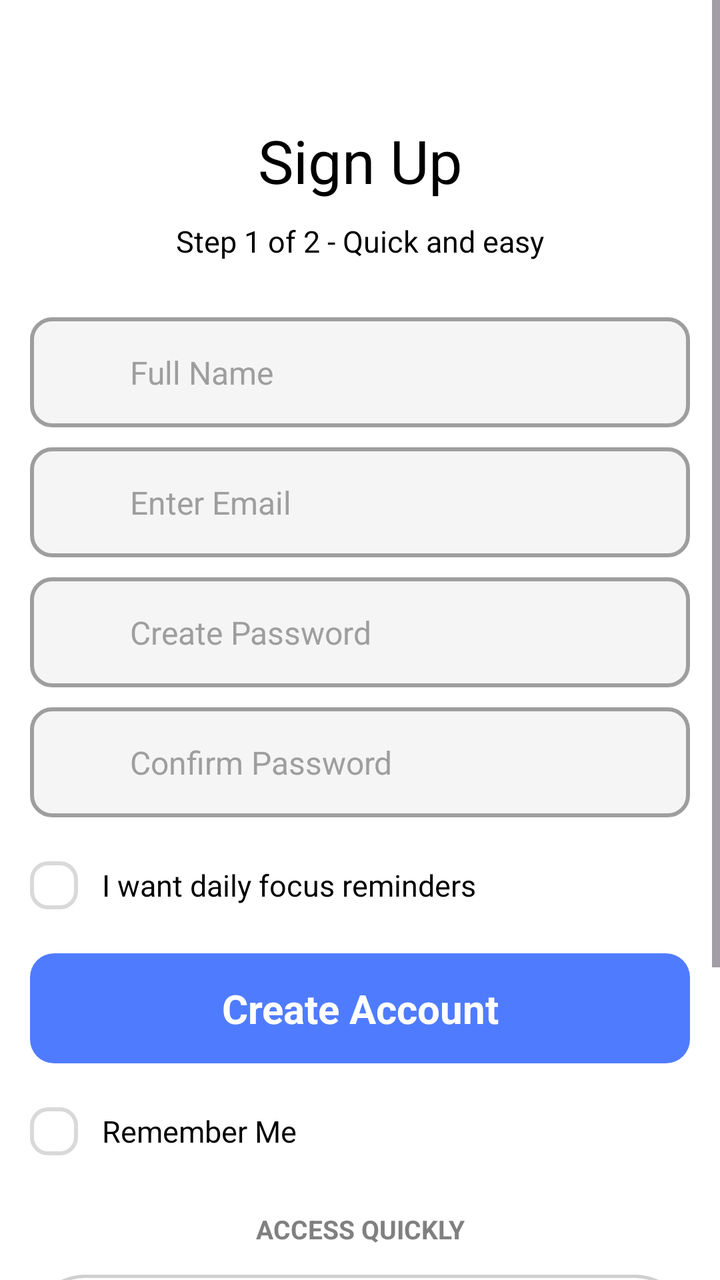
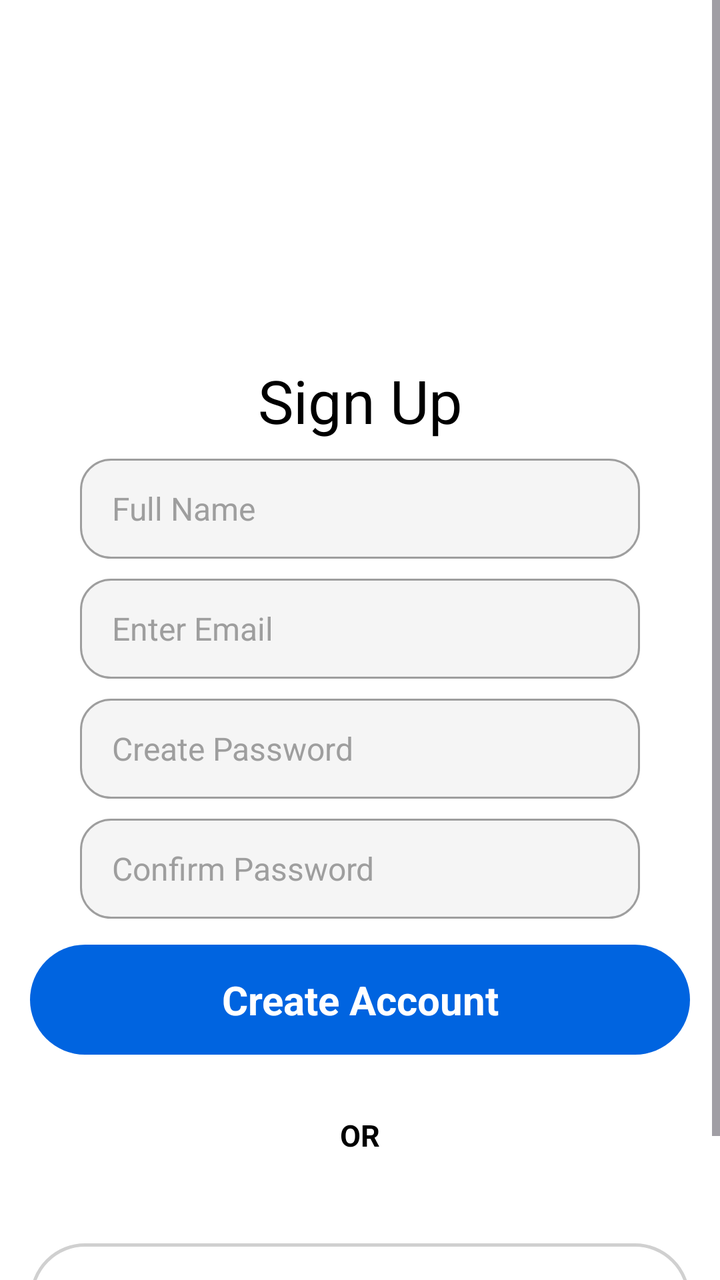

Two renders of the same Android screen: before a commit and after it. Below are the layout's source before the change and the commit's diff.
<!-- AndroidManifest.xml: application theme Theme.MyApplication -->
<!-- res/layout/activity_signup.xml -->
<?xml version="1.0" encoding="utf-8"?>
<ScrollView xmlns:android="http://schemas.android.com/apk/res/android"
    xmlns:app="http://schemas.android.com/apk/res-auto"
    xmlns:tools="http://schemas.android.com/tools"
    android:layout_width="match_parent"
    android:layout_height="match_parent"
    android:fillViewport="true">

<androidx.constraintlayout.widget.ConstraintLayout xmlns:android="http://schemas.android.com/apk/res/android"
    android:layout_width="match_parent"
    android:layout_height="wrap_content"
    xmlns:app="http://schemas.android.com/apk/res-auto"
    xmlns:tools="http://schemas.android.com/tools"
    android:background="@color/white"
    tools:context=".SignupActivity">


    

    <TextView
        android:layout_width="wrap_content"
        android:layout_height="wrap_content"
        android:id="@+id/signup_text"
        android:text="Sign Up"
        android:textSize="30sp"

        android:textColor="@color/black"
        android:layout_marginTop="60dp"
        app:layout_constraintEnd_toEndOf="parent"
        app:layout_constraintTop_toTopOf="parent"
        app:layout_constraintStart_toStartOf="parent"/>

    <TextView
        android:layout_width="wrap_content"
        android:layout_height="wrap_content"
        android:id="@+id/signup_below_text"
        android:text="Step 1 of 2 - Quick and easy"
        android:textSize="15sp"
        android:textColor="@color/black"
        app:layout_constraintTop_toBottomOf="@id/signup_text"
        app:layout_constraintEnd_toEndOf="parent"
        app:layout_constraintStart_toStartOf="parent"
        android:layout_marginTop="10dp"/>

    <RelativeLayout
        android:id="@+id/signup_box1"
        android:layout_width="330dp"
        android:layout_height="55dp"
        android:background="@drawable/signup_edittext_bg"
        android:layout_marginTop="28dp"
        app:layout_constraintTop_toBottomOf="@id/signup_below_text"
        app:layout_constraintStart_toStartOf="parent"
        app:layout_constraintEnd_toEndOf="parent">

        

        <ImageView
            android:id="@+id/name_icon"
            android:layout_width="22dp"
            android:layout_height="22dp"
            android:layout_centerVertical="true"
            android:layout_marginStart="14dp"/>



        

        <EditText
            android:id="@+id/full_name"
            android:layout_width="match_parent"
            android:layout_height="match_parent"
            android:hint="Full Name"
            android:textSize="16sp"
            android:textColor="@color/black"
            android:textColorHint="#9E9E9E"
            android:background="@android:color/transparent"
            android:paddingStart="50dp"
            android:paddingEnd="12dp"/>

    </RelativeLayout>

    <RelativeLayout
        android:id="@+id/signup_box2"
        android:layout_width="330dp"
        android:layout_height="55dp"
        android:background="@drawable/signup_edittext_bg"
        android:layout_marginTop="10dp"
        app:layout_constraintTop_toBottomOf="@id/signup_box1"
        app:layout_constraintStart_toStartOf="parent"
        app:layout_constraintEnd_toEndOf="parent">

        

        <ImageView
            android:id="@+id/phone_number_icon"
            android:layout_width="22dp"
            android:layout_height="22dp"
            android:layout_centerVertical="true"
            android:layout_marginStart="14dp"/>

        

        

        <EditText
            android:id="@+id/Enter_Email"
            android:layout_width="match_parent"
            android:layout_height="match_parent"
            android:hint="Enter Email"
            android:textSize="16sp"
            android:textColor="@color/black"
            android:textColorHint="#9E9E9E"
            android:background="@android:color/transparent"
            android:paddingStart="50dp"
            android:paddingEnd="12dp"/>

    </RelativeLayout>

    <RelativeLayout
        android:id="@+id/signup_box3"
        android:layout_width="330dp"
        android:layout_height="55dp"
        android:background="@drawable/signup_edittext_bg"
        android:layout_marginTop="10dp"
        app:layout_constraintTop_toBottomOf="@id/signup_box2"
        app:layout_constraintStart_toStartOf="parent"
        app:layout_constraintEnd_toEndOf="parent">

        

        <ImageView
            android:id="@+id/create_password_icon"
            android:layout_width="22dp"
            android:layout_height="22dp"
            android:layout_centerVertical="true"
            android:layout_marginStart="14dp"/>

        

        

        <EditText
            android:id="@+id/create_password"
            android:layout_width="match_parent"
            android:layout_height="match_parent"
            android:hint="Create Password"
            android:textSize="16sp"
            android:textColor="@color/black"
            android:textColorHint="#9E9E9E"
            android:background="@android:color/transparent"
            android:paddingStart="50dp"
            android:paddingEnd="12dp"/>

    </RelativeLayout>

    <RelativeLayout
        android:id="@+id/signup_box4"
        android:layout_width="330dp"
        android:layout_height="55dp"
        android:background="@drawable/signup_edittext_bg"
        android:layout_marginTop="10dp"
        app:layout_constraintTop_toBottomOf="@id/signup_box3"
        app:layout_constraintStart_toStartOf="parent"
        app:layout_constraintEnd_toEndOf="parent">

        

        <ImageView
            android:id="@+id/confirm_password_icon"
            android:layout_width="22dp"
            android:layout_height="22dp"
            android:layout_centerVertical="true"
            android:layout_marginStart="14dp"/>

        

        

        <EditText
            android:id="@+id/confirm_password"
            android:layout_width="match_parent"
            android:layout_height="match_parent"
            android:hint="Confirm Password"
            android:textSize="16sp"
            android:textColor="@color/black"
            android:textColorHint="#9E9E9E"
            android:background="@android:color/transparent"
            android:paddingStart="50dp"
            android:paddingEnd="12dp"/>

    </RelativeLayout>

    <RelativeLayout
        android:id="@+id/reminder_box"
        android:layout_width="330dp"
        android:layout_height="40dp"
        android:layout_marginTop="14dp"
        app:layout_constraintTop_toBottomOf="@id/signup_box4"
        app:layout_constraintStart_toStartOf="parent"
        app:layout_constraintEnd_toEndOf="parent">

        

        <TextView
            android:id="@+id/reminder_select"
            android:layout_width="24dp"
            android:layout_height="24dp"
            android:background="@drawable/signup_reminder_box_bg"
            android:layout_centerVertical="true"/>

        

        <TextView
            android:id="@+id/reminder_text"
            android:layout_width="wrap_content"
            android:layout_height="wrap_content"
            android:text="I want daily focus reminders"
            android:textSize="15sp"
            android:textColor="@color/black"
            android:layout_centerVertical="true"
            android:layout_marginStart="12dp"
            android:layout_toEndOf="@id/reminder_select"/>

    </RelativeLayout>

    <RelativeLayout
        android:id="@+id/signup_box5"
        android:layout_width="330dp"
        android:layout_height="55dp"
        android:layout_marginTop="14dp"
        app:layout_constraintTop_toBottomOf="@id/reminder_box"
        app:layout_constraintStart_toStartOf="parent"
        app:layout_constraintEnd_toEndOf="parent">


        <TextView
            android:id="@+id/create_account"
            android:layout_width="330dp"
            android:layout_height="55dp"
            android:text="Create Account"
            android:textSize="20sp"
            android:textStyle="bold"
            android:textColor="@android:color/white"
            android:gravity="center"
            android:background="@drawable/signup_button_bg"/>

    </RelativeLayout>

    <RelativeLayout
        android:id="@+id/remember_me_box"
        android:layout_width="330dp"
        android:layout_height="40dp"
        android:layout_marginTop="14dp"
        app:layout_constraintTop_toBottomOf="@id/signup_box5"
        app:layout_constraintStart_toStartOf="parent"
        app:layout_constraintEnd_toEndOf="parent">

        

        <TextView
            android:id="@+id/remember_me"
            android:layout_width="24dp"
            android:layout_height="24dp"
            android:background="@drawable/signup_reminder_box_bg"
            android:layout_centerVertical="true"/>

        

        <TextView
            android:id="@+id/remember_me_text"
            android:layout_width="wrap_content"
            android:layout_height="wrap_content"
            android:text="Remember Me"
            android:textSize="15sp"
            android:textColor="@color/black"
            android:layout_centerVertical="true"
            android:layout_marginStart="12dp"
            android:layout_toEndOf="@id/remember_me"/>

    </RelativeLayout>


    <TextView
        android:id="@+id/access_quickly_text"
        android:layout_width="wrap_content"
        android:layout_height="wrap_content"
        android:text="ACCESS QUICKLY"
        android:textSize="13sp"
        android:textStyle="bold"
        android:textColor="#808080"
        android:layout_marginTop="20dp"
        app:layout_constraintTop_toBottomOf="@id/remember_me_box"
        app:layout_constraintStart_toStartOf="parent"
        app:layout_constraintEnd_toEndOf="parent"/>


    <RelativeLayout
        android:id="@+id/google_signup_box"
        android:layout_width="330dp"
        android:layout_height="55dp"
        android:layout_marginTop="14dp"
        android:background="@drawable/google_signup_bg"
        app:layout_constraintTop_toBottomOf="@id/access_quickly_text"
        app:layout_constraintStart_toStartOf="parent"
        app:layout_constraintEnd_toEndOf="parent">

        









        

        <TextView
            android:id="@+id/google_signup_text"
            android:layout_width="wrap_content"
            android:layout_height="wrap_content"
            android:text="Sign in with Google"
            android:textSize="16sp"
            android:textStyle="bold"
            android:textColor="@color/black"
            android:layout_centerInParent="true"/>

    </RelativeLayout>


    <LinearLayout
        android:id="@+id/login_layout"
        android:layout_width="wrap_content"
        android:layout_height="wrap_content"
        android:orientation="horizontal"
        android:layout_marginTop="20dp"
        app:layout_constraintTop_toBottomOf="@id/google_signup_box"
        app:layout_constraintStart_toStartOf="parent"
        app:layout_constraintEnd_toEndOf="parent">

        <TextView
            android:layout_width="wrap_content"
            android:layout_height="wrap_content"
            android:text="Already have an account? "
            android:textSize="18sp"
            android:textColor="@color/black" />

        <TextView
            android:id="@+id/login_text"
            android:layout_width="wrap_content"
            android:layout_height="wrap_content"
            android:text="Log In"
            android:textSize="18sp"
            android:textStyle="bold"
            android:textColor="#4F7CFF" />

    </LinearLayout>


    <TextView
        android:id="@+id/privacy_text"
        android:layout_width="280dp"
        android:layout_height="wrap_content"
        android:text="We respect your privacy"
        android:textSize="15sp"
        android:textColor="#5B7BE3"
        android:gravity="center"
        android:layout_marginTop="10dp"
        app:layout_constraintTop_toBottomOf="@id/login_layout"
        app:layout_constraintStart_toStartOf="parent"
        app:layout_constraintEnd_toEndOf="parent" />


    <View
        android:layout_width="match_parent"
        android:layout_height="80dp"
        app:layout_constraintTop_toBottomOf="@id/privacy_text"/>


</androidx.constraintlayout.widget.ConstraintLayout>

</ScrollView>
<!-- resources referenced by this layout -->
<resources>
  <color name="black">#000000</color>
  <color name="white">#FFFFFFFF</color>
  <!-- drawable google_signup_bg (drawable) -->
  <?xml version="1.0" encoding="utf-8"?>
  <shape xmlns:android="http://schemas.android.com/apk/res/android"
      android:shape="rectangle">
  
  
      <solid android:color="@android:color/white"/>
  
      <stroke
          android:width="1.5dp"
          android:color="#D0D0D0"/>
  
      <corners android:radius="28dp"/>
  
  
  
  </shape>
  <!-- drawable signup_button_bg (drawable) -->
  <?xml version="1.0" encoding="utf-8"?>
  <shape xmlns:android="http://schemas.android.com/apk/res/android"
      android:shape="rectangle">
  
      <solid android:color="#4F7CFF"/>
  
      <corners android:radius="12dp"/>
  
  </shape>
  <!-- drawable signup_edittext_bg (drawable) -->
  <?xml version="1.0" encoding="utf-8"?>
  <shape xmlns:android="http://schemas.android.com/apk/res/android">
  
      <solid android:color="#F5F5F5"/>
  
      <stroke
          android:width="2dp"
          android:color="#9E9E9E"/>
  
      <corners android:radius="10dp"/>
  
  </shape>
  <!-- drawable signup_reminder_box_bg (drawable) -->
  <?xml version="1.0" encoding="utf-8"?>
  <shape xmlns:android="http://schemas.android.com/apk/res/android">
  
  
      <solid android:color="@android:color/white"/>
  
      <stroke
          android:width="2dp"
          android:color="@color/Circle_bg_Color"/>
  
      <corners android:radius="8dp"/>
  
  </shape>
  <style name="Theme.MyApplication" parent="Base.Theme.MyApplication" />
  <color name="Circle_bg_Color">#D9D9D9</color>
  <style name="Base.Theme.MyApplication" parent="Theme.Material3.DayNight.NoActionBar">
          
  
          <item name="android:statusBarColor">@android:color/white</item>
          <item name="android:windowLightStatusBar">true</item>
  
  
      </style>
</resources>

<!-- the commit's change to res/layout/activity_signup.xml (unified diff, before → after) -->
@@ -25,41 +25,41 @@
         android:textSize="30sp"
 
         android:textColor="@color/black"
-        android:layout_marginTop="60dp"
+        android:layout_marginTop="180dp"
         app:layout_constraintEnd_toEndOf="parent"
         app:layout_constraintTop_toTopOf="parent"
         app:layout_constraintStart_toStartOf="parent"/>
 
-    <TextView
-        android:layout_width="wrap_content"
-        android:layout_height="wrap_content"
-        android:id="@+id/signup_below_text"
-        android:text="Step 1 of 2 - Quick and easy"
-        android:textSize="15sp"
-        android:textColor="@color/black"
+
+
+
+
+
+
+
+
+
+
+
+
+    <RelativeLayout
+        android:id="@+id/signup_box1"
+        android:layout_width="280dp"
+        android:layout_height="50dp"
+        android:background="@drawable/signup_edittext_bg"
+        android:layout_marginTop="9dp"
         app:layout_constraintTop_toBottomOf="@id/signup_text"
-        app:layout_constraintEnd_toEndOf="parent"
-        app:layout_constraintStart_toStartOf="parent"
-        android:layout_marginTop="10dp"/>
-
-    <RelativeLayout
-        android:id="@+id/signup_box1"
-        android:layout_width="330dp"
-        android:layout_height="55dp"
-        android:background="@drawable/signup_edittext_bg"
-        android:layout_marginTop="28dp"
-        app:layout_constraintTop_toBottomOf="@id/signup_below_text"
-        app:layout_constraintStart_toStartOf="parent"
-        app:layout_constraintEnd_toEndOf="parent">
-
-        
-
-        <ImageView
-            android:id="@+id/name_icon"
-            android:layout_width="22dp"
-            android:layout_height="22dp"
-            android:layout_centerVertical="true"
-            android:layout_marginStart="14dp"/>
+        app:layout_constraintStart_toStartOf="parent"
+        app:layout_constraintEnd_toEndOf="parent">
+
+        
+
+
+
+
+
+
+
 
 
 
@@ -74,15 +74,15 @@
             android:textColor="@color/black"
             android:textColorHint="#9E9E9E"
             android:background="@android:color/transparent"
-            android:paddingStart="50dp"
+            android:paddingStart="16dp"
             android:paddingEnd="12dp"/>
 
     </RelativeLayout>
 
     <RelativeLayout
         android:id="@+id/signup_box2"
-        android:layout_width="330dp"
-        android:layout_height="55dp"
+        android:layout_width="280dp"
+        android:layout_height="50dp"
         android:background="@drawable/signup_edittext_bg"
         android:layout_marginTop="10dp"
         app:layout_constraintTop_toBottomOf="@id/signup_box1"
@@ -91,12 +91,12 @@
 
         
 
-        <ImageView
-            android:id="@+id/phone_number_icon"
-            android:layout_width="22dp"
-            android:layout_height="22dp"
-            android:layout_centerVertical="true"
-            android:layout_marginStart="14dp"/>
+
+
+
+
+
+
 
         
 
@@ -111,15 +111,15 @@
             android:textColor="@color/black"
             android:textColorHint="#9E9E9E"
             android:background="@android:color/transparent"
-            android:paddingStart="50dp"
+            android:paddingStart="16dp"
             android:paddingEnd="12dp"/>
 
     </RelativeLayout>
 
     <RelativeLayout
         android:id="@+id/signup_box3"
-        android:layout_width="330dp"
-        android:layout_height="55dp"
+        android:layout_width="280dp"
+        android:layout_height="50dp"
         android:background="@drawable/signup_edittext_bg"
         android:layout_marginTop="10dp"
         app:layout_constraintTop_toBottomOf="@id/signup_box2"
@@ -128,12 +128,12 @@
 
         
 
-        <ImageView
-            android:id="@+id/create_password_icon"
-            android:layout_width="22dp"
-            android:layout_height="22dp"
-            android:layout_centerVertical="true"
-            android:layout_marginStart="14dp"/>
+
+
+
+
+
+
 
         
 
@@ -148,15 +148,15 @@
             android:textColor="@color/black"
             android:textColorHint="#9E9E9E"
             android:background="@android:color/transparent"
-            android:paddingStart="50dp"
+            android:paddingStart="16dp"
             android:paddingEnd="12dp"/>
 
     </RelativeLayout>
 
     <RelativeLayout
         android:id="@+id/signup_box4"
-        android:layout_width="330dp"
-        android:layout_height="55dp"
+        android:layout_width="280dp"
+        android:layout_height="50dp"
         android:background="@drawable/signup_edittext_bg"
         android:layout_marginTop="10dp"
         app:layout_constraintTop_toBottomOf="@id/signup_box3"
@@ -165,12 +165,12 @@
 
         
 
-        <ImageView
-            android:id="@+id/confirm_password_icon"
-            android:layout_width="22dp"
-            android:layout_height="22dp"
-            android:layout_centerVertical="true"
-            android:layout_marginStart="14dp"/>
+
+
+
+
+
+
 
         
 
@@ -185,50 +185,50 @@
             android:textColor="@color/black"
             android:textColorHint="#9E9E9E"
             android:background="@android:color/transparent"
-            android:paddingStart="50dp"
+            android:paddingStart="16dp"
             android:paddingEnd="12dp"/>
 
     </RelativeLayout>
 
-    <RelativeLayout
-        android:id="@+id/reminder_box"
-        android:layout_width="330dp"
-        android:layout_height="40dp"
-        android:layout_marginTop="14dp"
-        app:layout_constraintTop_toBottomOf="@id/signup_box4"
-        app:layout_constraintStart_toStartOf="parent"
-        app:layout_constraintEnd_toEndOf="parent">
-
-        
-
-        <TextView
-            android:id="@+id/reminder_select"
-            android:layout_width="24dp"
-            android:layout_height="24dp"
-            android:background="@drawable/signup_reminder_box_bg"
-            android:layout_centerVertical="true"/>
-
-        
-
-        <TextView
-            android:id="@+id/reminder_text"
-            android:layout_width="wrap_content"
-            android:layout_height="wrap_content"
-            android:text="I want daily focus reminders"
-            android:textSize="15sp"
-            android:textColor="@color/black"
-            android:layout_centerVertical="true"
-            android:layout_marginStart="12dp"
-            android:layout_toEndOf="@id/reminder_select"/>
-
-    </RelativeLayout>
+
+
+
+
+
+
+
+
+
+
+
+
+
+
+
+
+
+
+
+
+
+
+
+
+
+
+
+
+
+
+
+
 
     <RelativeLayout
         android:id="@+id/signup_box5"
         android:layout_width="330dp"
         android:layout_height="55dp"
-        android:layout_marginTop="14dp"
-        app:layout_constraintTop_toBottomOf="@id/reminder_box"
+        android:layout_marginTop="13dp"
+        app:layout_constraintTop_toBottomOf="@id/signup_box4"
         app:layout_constraintStart_toStartOf="parent"
         app:layout_constraintEnd_toEndOf="parent">
 
@@ -246,50 +246,19 @@
 
     </RelativeLayout>
 
-    <RelativeLayout
-        android:id="@+id/remember_me_box"
-        android:layout_width="330dp"
-        android:layout_height="40dp"
-        android:layout_marginTop="14dp"
-        app:layout_constraintTop_toBottomOf="@id/signup_box5"
-        app:layout_constraintStart_toStartOf="parent"
-        app:layout_constraintEnd_toEndOf="parent">
-
-        
-
-        <TextView
-            android:id="@+id/remember_me"
-            android:layout_width="24dp"
-            android:layout_height="24dp"
-            android:background="@drawable/signup_reminder_box_bg"
-            android:layout_centerVertical="true"/>
-
-        
-
-        <TextView
-            android:id="@+id/remember_me_text"
-            android:layout_width="wrap_content"
-            android:layout_height="wrap_content"
-            android:text="Remember Me"
-            android:textSize="15sp"
-            android:textColor="@color/black"
-            android:layout_centerVertical="true"
-            android:layout_marginStart="12dp"
-            android:layout_toEndOf="@id/remember_me"/>
-
-    </RelativeLayout>
+
 
 
     <TextView
         android:id="@+id/access_quickly_text"
         android:layout_width="wrap_content"
         android:layout_height="wrap_content"
-        android:text="ACCESS QUICKLY"
-        android:textSize="13sp"
+        android:text="OR"
+        android:textSize="15sp"
         android:textStyle="bold"
-        android:textColor="#808080"
-        android:layout_marginTop="20dp"
-        app:layout_constraintTop_toBottomOf="@id/remember_me_box"
+        android:textColor="@color/black"
+        android:layout_marginTop="30dp"
+        app:layout_constraintTop_toBottomOf="@id/signup_box5"
         app:layout_constraintStart_toStartOf="parent"
         app:layout_constraintEnd_toEndOf="parent"/>
 
@@ -298,7 +267,7 @@
         android:id="@+id/google_signup_box"
         android:layout_width="330dp"
         android:layout_height="55dp"
-        android:layout_marginTop="14dp"
+        android:layout_marginTop="44dp"
         android:background="@drawable/google_signup_bg"
         app:layout_constraintTop_toBottomOf="@id/access_quickly_text"
         app:layout_constraintStart_toStartOf="parent"
@@ -358,24 +327,10 @@
     </LinearLayout>
 
 
-    <TextView
-        android:id="@+id/privacy_text"
-        android:layout_width="280dp"
-        android:layout_height="wrap_content"
-        android:text="We respect your privacy"
-        android:textSize="15sp"
-        android:textColor="#5B7BE3"
-        android:gravity="center"
-        android:layout_marginTop="10dp"
-        app:layout_constraintTop_toBottomOf="@id/login_layout"
-        app:layout_constraintStart_toStartOf="parent"
-        app:layout_constraintEnd_toEndOf="parent" />
-
-
-    <View
-        android:layout_width="match_parent"
-        android:layout_height="80dp"
-        app:layout_constraintTop_toBottomOf="@id/privacy_text"/>
+
+
+
+
 
 
 </androidx.constraintlayout.widget.ConstraintLayout>
<!-- resource entries referenced after the edit -->
@@ -24,9 +24,9 @@
   <shape xmlns:android="http://schemas.android.com/apk/res/android"
       android:shape="rectangle">
   
-      <solid android:color="#4F7CFF"/>
+      <solid android:color="#0064e0"/>
   
-      <corners android:radius="12dp"/>
+      <corners android:radius="28dp"/>
   
   </shape>
   <!-- drawable signup_edittext_bg (drawable) -->
@@ -36,28 +36,13 @@
       <solid android:color="#F5F5F5"/>
   
       <stroke
-          android:width="2dp"
+          android:width="1.1dp"
           android:color="#9E9E9E"/>
   
-      <corners android:radius="10dp"/>
-  
-  </shape>
-  <!-- drawable signup_reminder_box_bg (drawable) -->
-  <?xml version="1.0" encoding="utf-8"?>
-  <shape xmlns:android="http://schemas.android.com/apk/res/android">
-  
-  
-      <solid android:color="@android:color/white"/>
-  
-      <stroke
-          android:width="2dp"
-          android:color="@color/Circle_bg_Color"/>
-  
-      <corners android:radius="8dp"/>
+      <corners android:radius="15dp"/>
   
   </shape>
   <style name="Theme.MyApplication" parent="Base.Theme.MyApplication" />
-  <color name="Circle_bg_Color">#D9D9D9</color>
   <style name="Base.Theme.MyApplication" parent="Theme.Material3.DayNight.NoActionBar">
           
   
